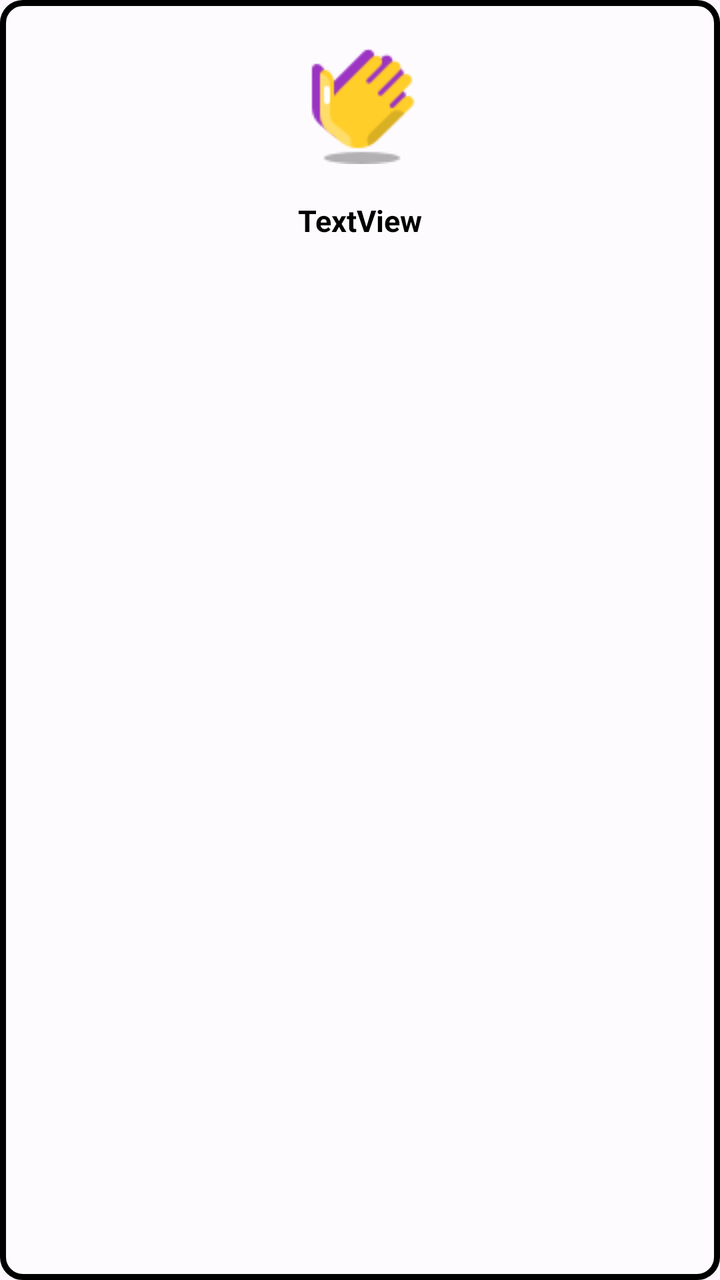
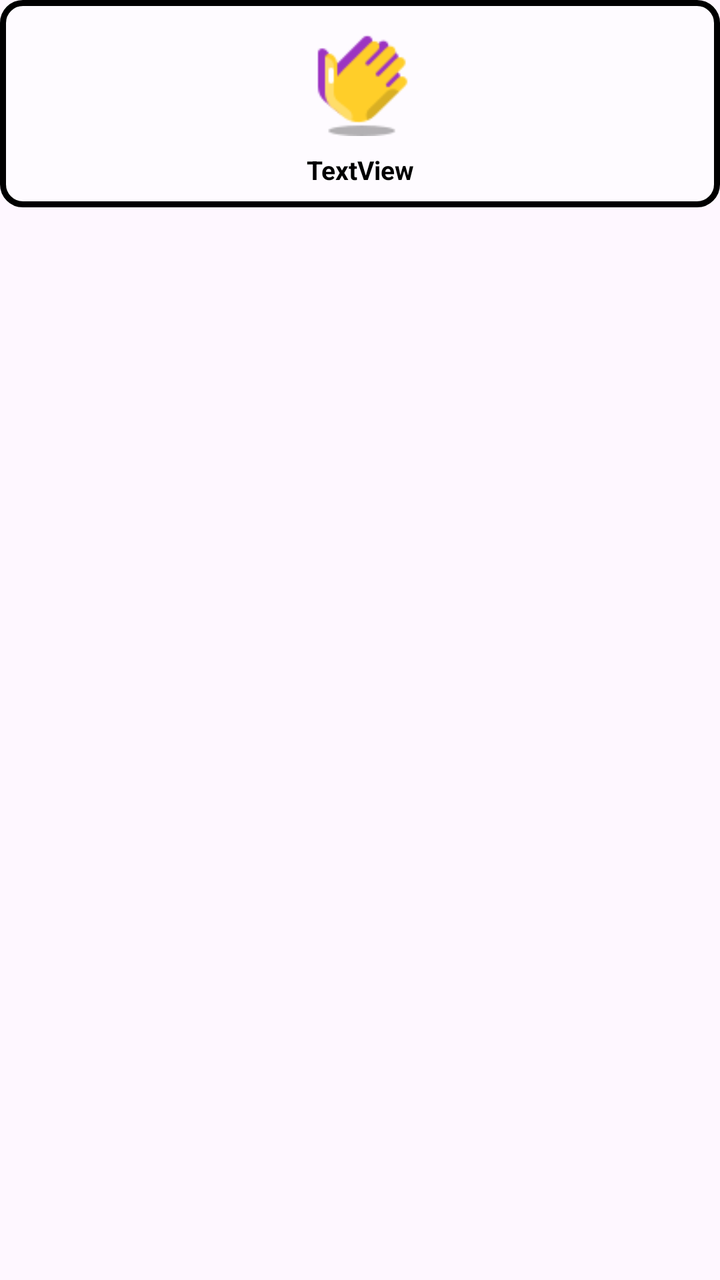

The first picture is an Android layout as it rendered before a commit; the second is the same layout after the commit. The layout source and the unified diff follow.
<!-- AndroidManifest.xml: application theme Theme.DontTouchMyPhone -->
<!-- res/layout/item_layout.xml -->
<?xml version="1.0" encoding="utf-8"?>
<androidx.appcompat.widget.LinearLayoutCompat xmlns:android="http://schemas.android.com/apk/res/android"
    android:id="@+id/ll"
    android:layout_width="match_parent"
    android:layout_height="wrap_content"
    android:orientation="vertical"
    android:background="@drawable/ll_back"
    android:layout_margin="10dp"

    >


    <ImageView
        android:id="@+id/imageView"
        android:layout_marginTop="10dp"
        android:layout_width="wrap_content"
        android:layout_gravity="center"
        android:layout_height="80dp"

        android:src="@drawable/applause" />

    <TextView
        android:id="@+id/textView"
        android:textStyle="bold"
        android:textSize="15dp"
        android:textColor="@color/black"
        android:layout_marginTop="10dp"
        android:layout_gravity="center"
        android:layout_marginBottom="10dp"
        android:layout_width="wrap_content"
        android:layout_height="wrap_content"
        android:text="TextView" />
</androidx.appcompat.widget.LinearLayoutCompat>
<!-- resources referenced by this layout -->
<resources>
  <color name="black">#FF000000</color>
  <!-- drawable applause: png bitmap (drawable, 1631 bytes) -->
  <!-- drawable ll_back (drawable) -->
  <?xml version="1.0" encoding="UTF-8"?>
  <shape xmlns:android="http://schemas.android.com/apk/res/android">
      <solid android:color="#92FFFFFF"/>
      <stroke android:width="3dp" android:color="#000000" />
      <corners android:radius="10dp"/>
      <padding android:left="0dp" android:top="0dp" android:right="0dp" android:bottom="0dp" />
  </shape>
  <style name="Theme.DontTouchMyPhone" parent="Base.Theme.DontTouchMyPhone" />
  <style name="Base.Theme.DontTouchMyPhone" parent="Theme.Material3.DayNight.NoActionBar">
          
          
          <item name="colorPrimary">@color/your_toolbar_color</item>
          <item name="colorPrimaryDark">@color/your_status_bar_color</item>
          <item name="colorAccent">@color/colorAccent</item>
      </style>
  <color name="your_toolbar_color">#FF6200EE</color>
  <color name="your_status_bar_color">#4CAF50</color>
  <color name="colorAccent">#03DAC5</color>
</resources>

<!-- the commit's change to res/layout/item_layout.xml (unified diff, before → after) -->
@@ -1,33 +1,66 @@
 <?xml version="1.0" encoding="utf-8"?>
-<androidx.appcompat.widget.LinearLayoutCompat xmlns:android="http://schemas.android.com/apk/res/android"
-    android:id="@+id/ll"
+<FrameLayout xmlns:android="http://schemas.android.com/apk/res/android"
     android:layout_width="match_parent"
     android:layout_height="wrap_content"
-    android:orientation="vertical"
-    android:background="@drawable/ll_back"
-    android:layout_margin="10dp"
+    android:layout_margin="6dp">
 
-    >
+    <androidx.appcompat.widget.LinearLayoutCompat
+        android:id="@+id/ll"
+        android:layout_width="match_parent"
+        android:layout_height="wrap_content"
+        android:orientation="vertical"
+        android:background="@drawable/ll_back"
+        android:paddingTop="12dp"
+        android:paddingBottom="10dp"
+        android:paddingStart="8dp"
+        android:paddingEnd="8dp">
 
+        <ImageView
+            android:id="@+id/imageView"
+            android:layout_width="56dp"
+            android:layout_height="56dp"
+            android:layout_gravity="center"
+            android:src="@drawable/applause" />
 
-    <ImageView
-        android:id="@+id/imageView"
-        android:layout_marginTop="10dp"
-        android:layout_width="wrap_content"
-        android:layout_gravity="center"
-        android:layout_height="80dp"
+        <TextView
+            android:id="@+id/textView"
+            android:layout_width="wrap_content"
+            android:layout_height="wrap_content"
+            android:layout_gravity="center"
+            android:layout_marginTop="8dp"
+            android:textStyle="bold"
+            android:textSize="13sp"
+            android:textColor="@color/black"
+            android:gravity="center"
+            android:text="TextView" />
 
-        android:src="@drawable/applause" />
+        <TextView
+            android:id="@+id/playingLabel"
+            android:layout_width="wrap_content"
+            android:layout_height="wrap_content"
+            android:layout_gravity="center"
+            android:layout_marginTop="3dp"
+            android:text="▶ playing"
+            android:textColor="#1B5E20"
+            android:textSize="10sp"
+            android:textStyle="bold"
+            android:visibility="gone" />
 
+    </androidx.appcompat.widget.LinearLayoutCompat>
+
+    
     <TextView
-        android:id="@+id/textView"
+        android:id="@+id/checkBadge"
+        android:layout_width="26dp"
+        android:layout_height="26dp"
+        android:layout_gravity="top|end"
+        android:layout_margin="5dp"
+        android:background="@drawable/badge_selected_bg"
+        android:gravity="center"
+        android:text="✓"
+        android:textColor="@android:color/white"
+        android:textSize="13sp"
         android:textStyle="bold"
-        android:textSize="15dp"
-        android:textColor="@color/black"
-        android:layout_marginTop="10dp"
-        android:layout_gravity="center"
-        android:layout_marginBottom="10dp"
-        android:layout_width="wrap_content"
-        android:layout_height="wrap_content"
-        android:text="TextView" />
-</androidx.appcompat.widget.LinearLayoutCompat>
+        android:visibility="gone" />
+
+</FrameLayout>
<!-- resource entries referenced after the edit -->
@@ -2,6 +2,12 @@
 <resources>
   <color name="black">#FF000000</color>
   <!-- drawable applause: png bitmap (drawable, 1631 bytes) -->
+  <!-- drawable badge_selected_bg (drawable) -->
+  <?xml version="1.0" encoding="utf-8"?>
+  <shape xmlns:android="http://schemas.android.com/apk/res/android" android:shape="oval">
+      <solid android:color="#E65100"/>
+      <stroke android:width="1.5dp" android:color="#FFFFFF"/>
+  </shape>
   <!-- drawable ll_back (drawable) -->
   <?xml version="1.0" encoding="UTF-8"?>
   <shape xmlns:android="http://schemas.android.com/apk/res/android">
@@ -12,14 +18,14 @@
   </shape>
   <style name="Theme.DontTouchMyPhone" parent="Base.Theme.DontTouchMyPhone" />
   <style name="Base.Theme.DontTouchMyPhone" parent="Theme.Material3.DayNight.NoActionBar">
-          
-          
           <item name="colorPrimary">@color/your_toolbar_color</item>
           <item name="colorPrimaryDark">@color/your_status_bar_color</item>
           <item name="colorAccent">@color/colorAccent</item>
+          
+          <item name="android:windowOptOutEdgeToEdgeEnforcement" tools:targetApi="35">true</item>
       </style>
-  <color name="your_toolbar_color">#FF6200EE</color>
-  <color name="your_status_bar_color">#4CAF50</color>
-  <color name="colorAccent">#03DAC5</color>
+  <color name="your_toolbar_color">#E65100</color>
+  <color name="your_status_bar_color">#BF360C</color>
+  <color name="colorAccent">#FFA726</color>
 </resources>
 
